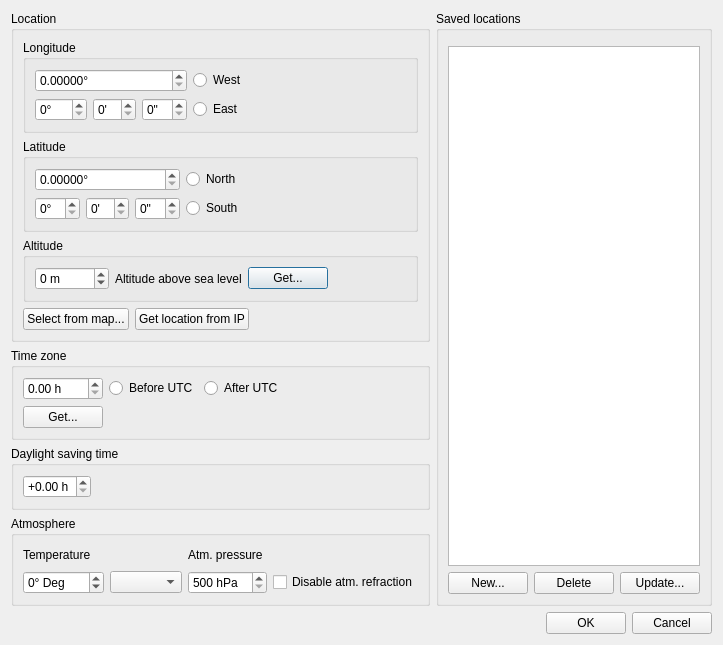
Above: cwpossel.ui from PavelMr/skytechx before the change. Below: the same form after it.
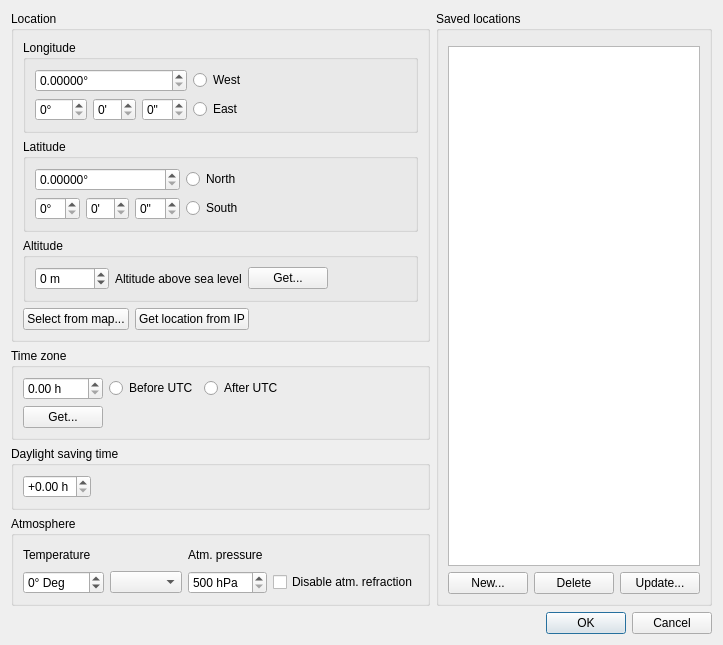
That is the form after the change. Custom widgets are drawn as their Qt base class.

```diff
--- a/cwpossel.ui
+++ b/cwpossel.ui
@@ -6,7 +6,7 @@
    <rect>
     <x>0</x>
     <y>0</y>
-    <width>660</width>
+    <width>684</width>
     <height>607</height>
    </rect>
   </property>
@@ -635,6 +635,9 @@
        <property name="text">
         <string>OK</string>
        </property>
+       <property name="default">
+        <bool>true</bool>
+       </property>
       </widget>
      </item>
      <item>
```
